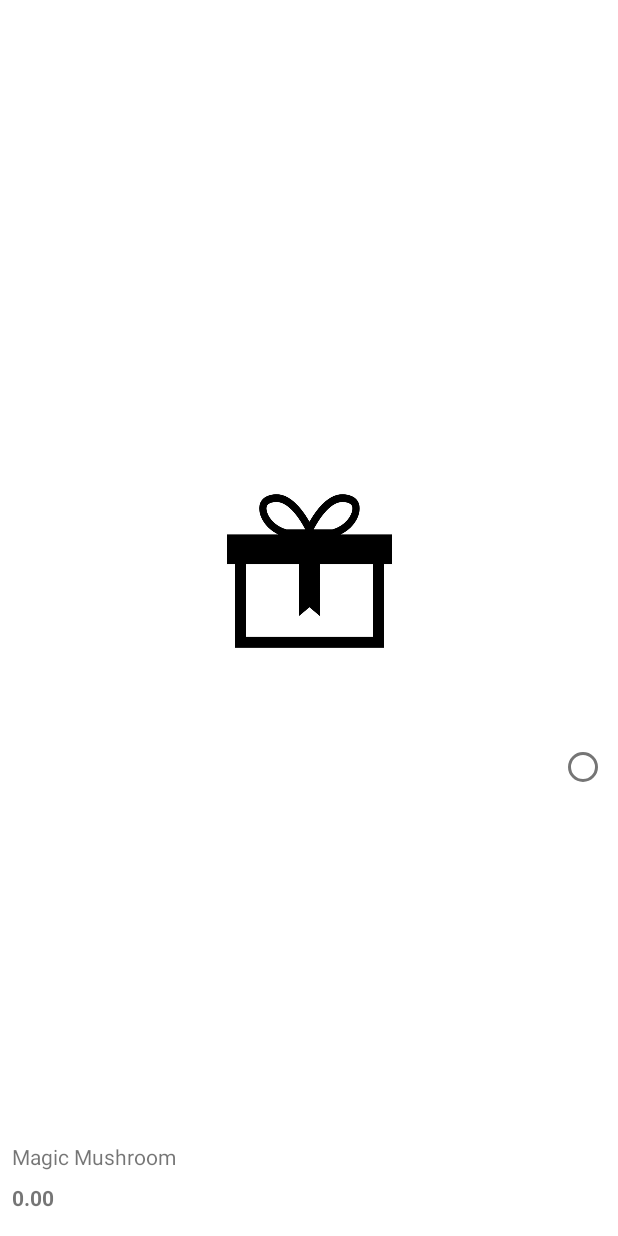
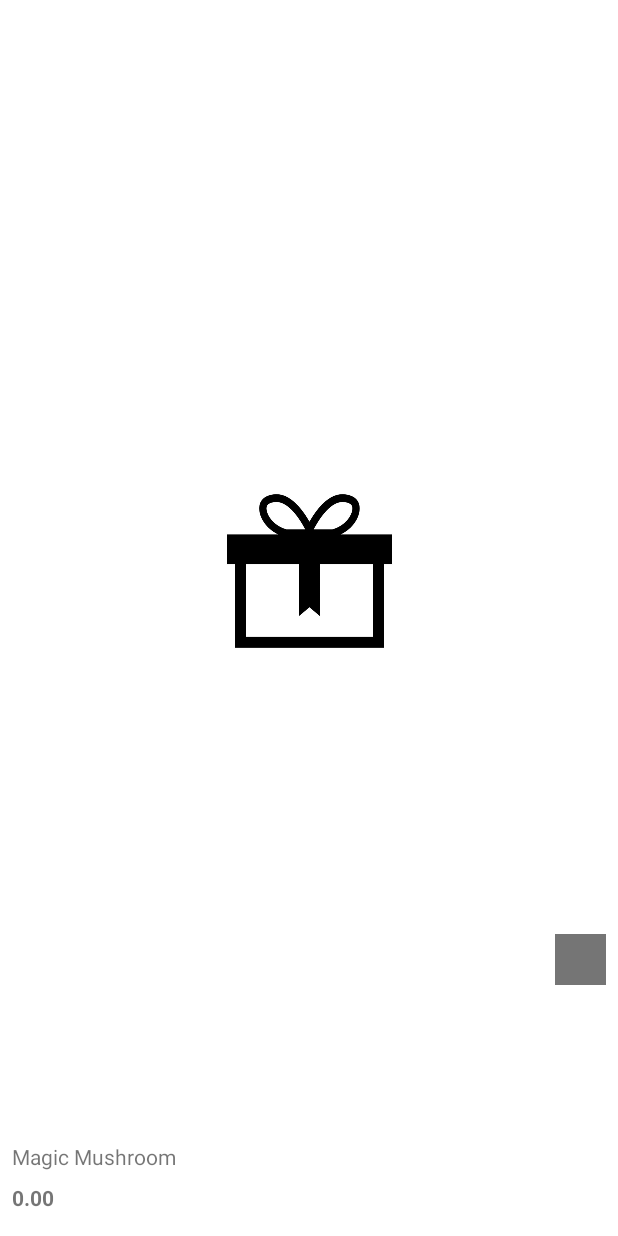
Before and after one commit to warferton/GroupProjectTeamH, an Android app: the layout gift_layout.xml on its own in the app's theme, with its tools: preview values and no code run, on a phone screen of 412 x 824 dp. Run offline under Robolectric (Android 15) with nearby library versions, the phone set to English and light mode, and no system bars; network calls fail.

Commit message:
added design to a like button

```diff
--- /dev/null
+++ b/app/src/main/res/drawable/custom_radio_button.xml
@@ -0,0 +1,8 @@
+<?xml version="1.0" encoding="utf-8"?>
+
+<selector xmlns:android="http://schemas.android.com/apk/res/android">
+
+    <item android:state_checked="true" android:drawable="@drawable/radio_button_on" />
+    <item android:state_checked="false" android:drawable="@drawable/radio_button_off" />
+
+</selector>
--- a/app/src/main/res/layout/gift_layout.xml
+++ b/app/src/main/res/layout/gift_layout.xml
@@ -51,12 +51,15 @@
 
     <RadioButton
         android:id="@+id/likeGift"
-        android:layout_width="31dp"
+        android:layout_width="34dp"
         android:layout_height="34dp"
-        android:layout_marginTop="4dp"
+        android:layout_marginTop="8dp"
         android:layout_marginEnd="8dp"
+        android:layout_marginBottom="8dp"
         android:text="@string/radioButtonDef"
+        app:layout_constraintBottom_toTopOf="@+id/priceGift"
         app:layout_constraintEnd_toEndOf="parent"
-        app:layout_constraintTop_toBottomOf="@+id/imageGift" />
+        app:layout_constraintTop_toBottomOf="@+id/imageGift"
+        android:button="@drawable/custom_radio_button"/>
 
 </androidx.constraintlayout.widget.ConstraintLayout>
--- a/app/src/main/res/values/styles.xml
+++ b/app/src/main/res/values/styles.xml
@@ -6,4 +6,7 @@
     </style>
     <style name="likeShape" parent="">
     </style>
+    <style name="customRadioButton" parent="@android:style/Widget.CompoundButton.RadioButton">
+        <item name="android:button">@drawable/custom_radio_button</item>
+    </style>
 </resources>
```
Also changed, not shown: app/src/main/res/drawable-v24/radio_button_off.jpg (added), app/src/main/res/drawable-v24/radio_button_on.jpg (added).
